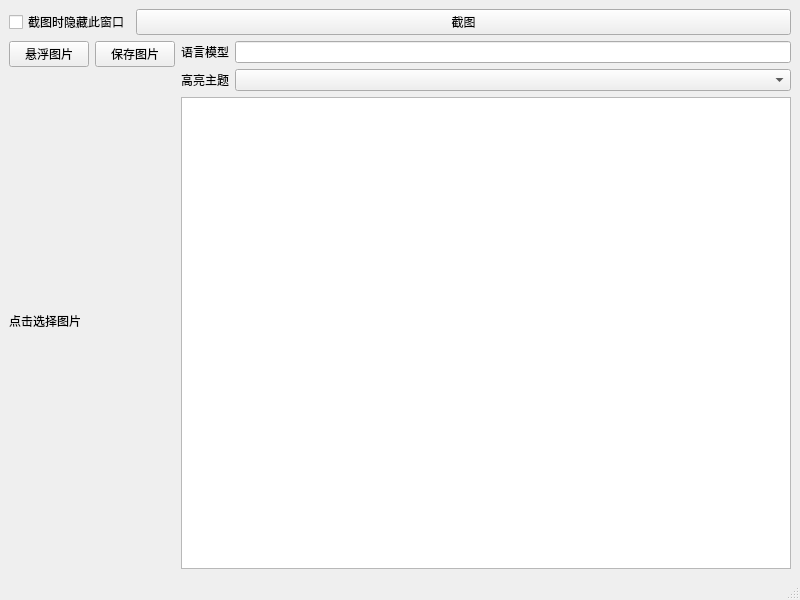
The window that src/mainwindow.ui (cathaysia/ocr) describes before a commit, drawn with Qt 5.
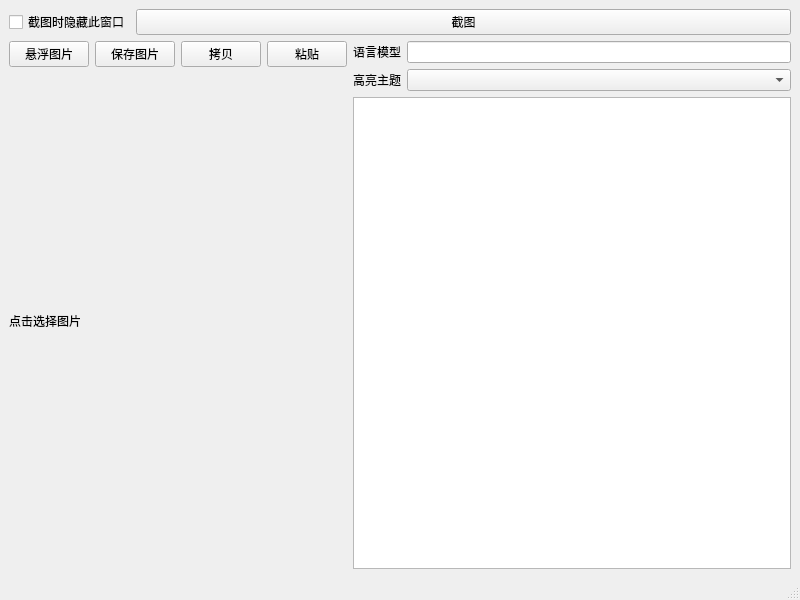
The same window after the commit. Custom widgets are drawn as their Qt base class.

Commit message: feat(mainwindow): 复制或拷贝到粘贴版

```diff
--- a/src/mainwindow.ui
+++ b/src/mainwindow.ui
@@ -59,6 +59,20 @@
             </property>
            </widget>
           </item>
+          <item>
+           <widget class="QPushButton" name="btn_copy">
+            <property name="text">
+             <string>拷贝</string>
+            </property>
+           </widget>
+          </item>
+          <item>
+           <widget class="QPushButton" name="btn_paste">
+            <property name="text">
+             <string>粘贴</string>
+            </property>
+           </widget>
+          </item>
          </layout>
         </item>
         <item>
```
The commit also changes 1 other file.
